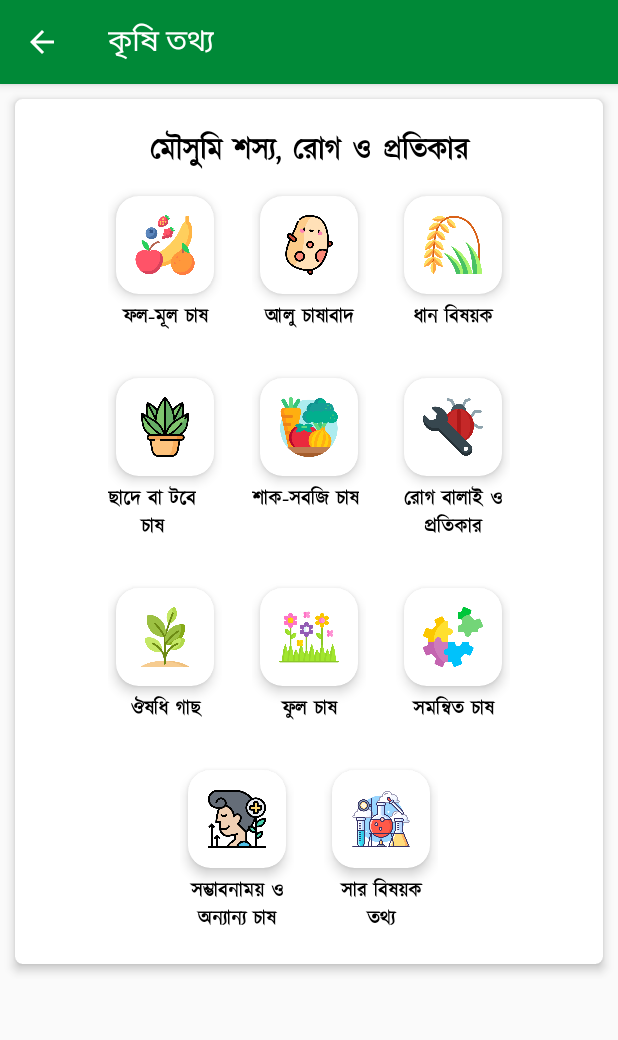
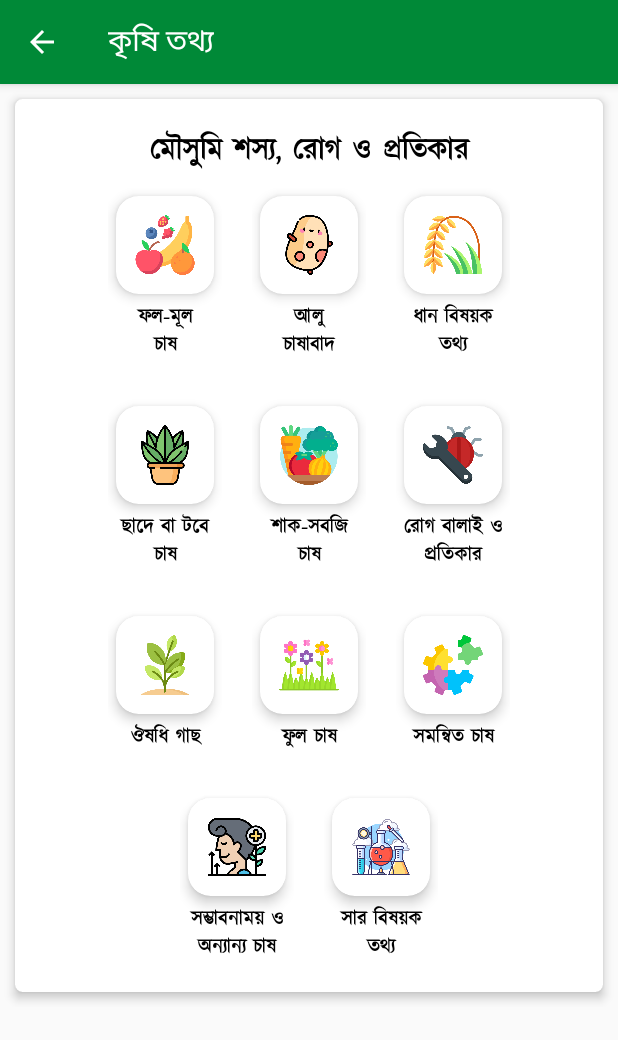
Before and after one commit to Trodev-IT/Smart_Krishi, an Android app: the AgricultureinfoActivity screen opened directly, with no data from a screen before it, on a phone screen of 412 x 824 dp. Shown: the top 1040 px of the screen. Run offline under Robolectric (Android 15) with nearby library versions, the phone set to English and light mode, and no system bars.

Commit message:
Update by Pias

```diff
--- a/app/src/main/res/layout/activity_agricultureinfo.xml
+++ b/app/src/main/res/layout/activity_agricultureinfo.xml
@@ -77,7 +77,7 @@
                             android:layout_height="wrap_content"
                             android:fontFamily="@font/kalpurush"
                             android:gravity="center"
-                            android:text="ফল-মূল চাষ"
+                            android:text="ফল-মূল\nচাষ"
                             android:textAllCaps="false"
                             android:textColor="@color/black"
                             android:textSize="13sp"
@@ -125,7 +125,7 @@
                                 android:layout_height="wrap_content"
                                 android:fontFamily="@font/kalpurush"
                                 android:gravity="center"
-                                android:text="আলু চাষাবাদ"
+                                android:text="আলু\nচাষাবাদ"
                                 android:textAllCaps="false"
                                 android:textColor="@color/black"
                                 android:textSize="13sp"
@@ -175,7 +175,7 @@
                                 android:layout_height="wrap_content"
                                 android:fontFamily="@font/kalpurush"
                                 android:gravity="center"
-                                android:text="ধান বিষয়ক তথ্য"
+                                android:text="ধান বিষয়ক\nতথ্য"
                                 android:textAllCaps="false"
                                 android:textColor="@color/black"
                                 android:textSize="13sp"
@@ -225,7 +225,7 @@
                         </com.google.android.material.card.MaterialCardView>
 
                         <TextView
-                            android:layout_width="wrap_content"
+                            android:layout_width="match_parent"
                             android:layout_height="wrap_content"
                             android:fontFamily="@font/kalpurush"
                             android:gravity="center"
@@ -268,11 +268,11 @@
                         </com.google.android.material.card.MaterialCardView>
 
                         <TextView
-                            android:layout_width="wrap_content"
+                            android:layout_width="match_parent"
                             android:layout_height="wrap_content"
                             android:fontFamily="@font/kalpurush"
                             android:gravity="center"
-                            android:text="শাক-সবজি চাষ"
+                            android:text="শাক-সবজি\nচাষ"
                             android:textAllCaps="false"
                             android:textColor="@color/black"
                             android:textSize="13sp"
--- a/app/src/main/res/layout/activity_fruits.xml
+++ b/app/src/main/res/layout/activity_fruits.xml
@@ -10,7 +10,10 @@
         android:id="@+id/recyclerView"
         android:layout_width="match_parent"
         android:layout_height="match_parent"
-        android:layout_margin="10dp"
+        android:layout_marginStart="10dp"
+        android:layout_marginTop="10dp"
+        android:layout_marginEnd="10dp"
+        android:layout_marginBottom="10dp"
         tools:listitem="@layout/list" />
 
     <ProgressBar
--- a/gradle.properties
+++ b/gradle.properties
@@ -15,6 +15,7 @@ org.gradle.jvmargs=-Xmx2048m -Dfile.encoding=UTF-8
 # Android operating system, and which are packaged with your app's APK
 # https://developer.android.com/topic/libraries/support-library/androidx-rn
 android.useAndroidX=true
+android.enableJetifier=true
 # Enables namespacing of each library's R class so that its R class includes only the
 # resources declared in the library itself and none from the library's dependencies,
 # thereby reducing the size of the R class for that library
```
Also changed, not shown: app/build.gradle (+14 -0 lines).
